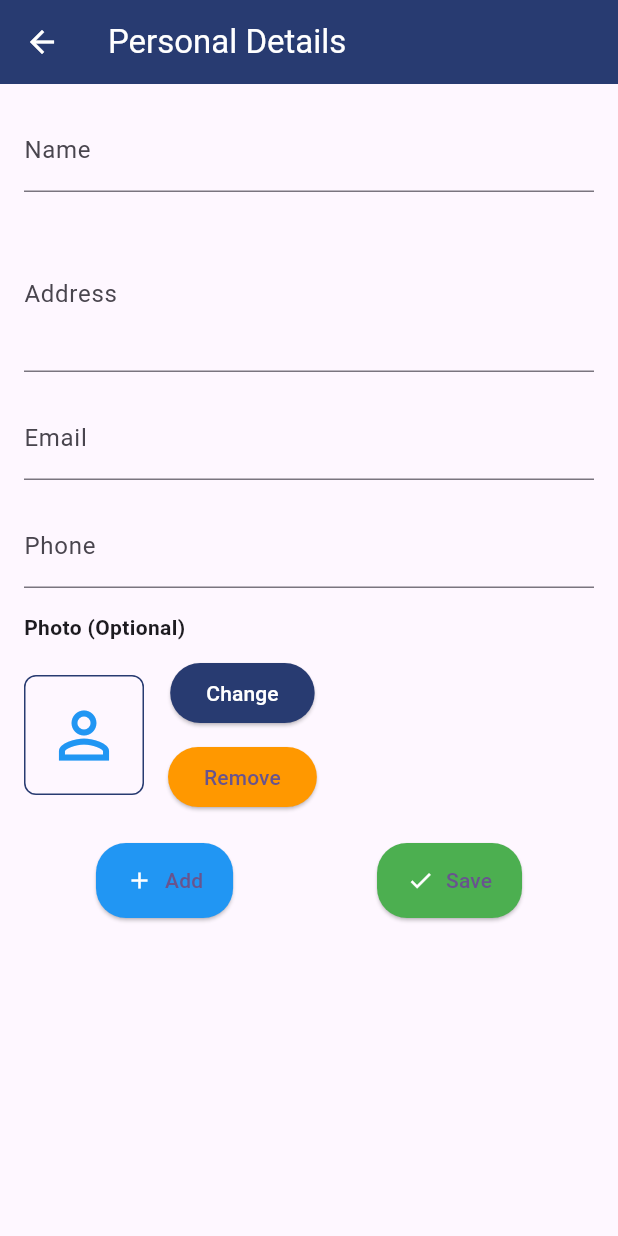
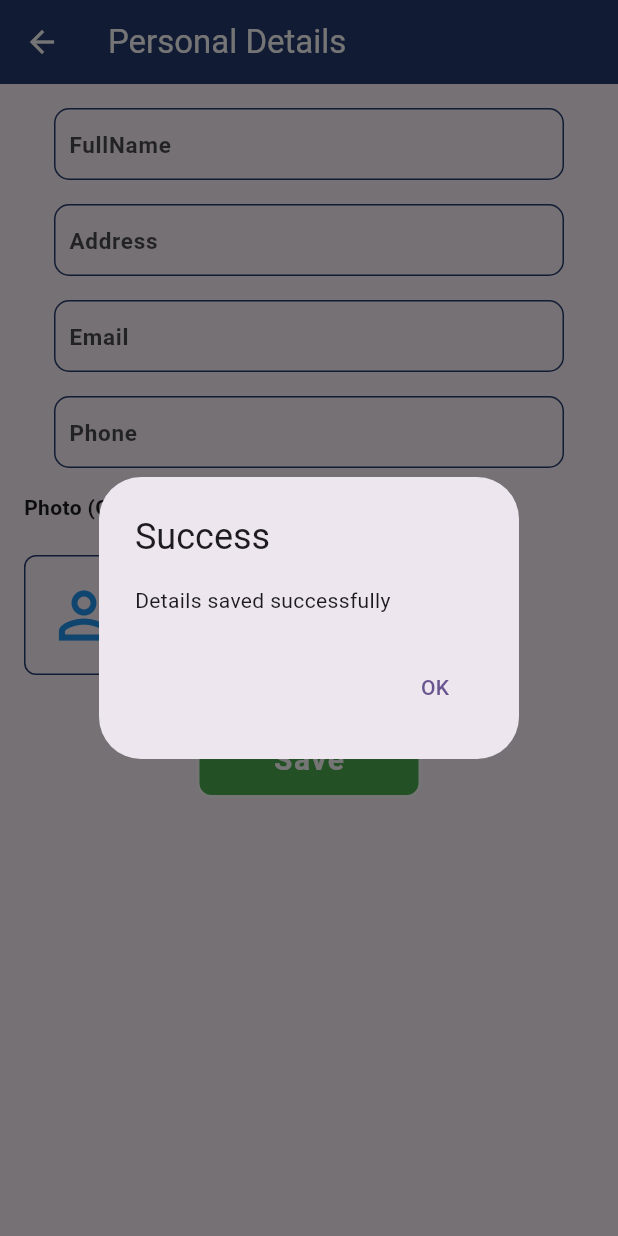
Before and after one commit to Satkar69/resumecraft_flutter, a Flutter app: the PersonalDetail screen opened by its route, after a tap on "Save", on a phone screen of 412 x 824 dp. Run offline on Flutter 3.47's test engine with Material 3 defaults, Android fonts, the phone set to English and light mode, and no system bars; our stand-ins replace dio, shared_preferences, snippet_coder_utils; accounts and stored records are empty.

Commit message:
update :: Personal Detail form validation with formhelper

```diff
--- a/lib/pages/profile_section/personal_detail.dart
+++ b/lib/pages/profile_section/personal_detail.dart
@@ -1,4 +1,5 @@
 import 'package:flutter/material.dart';
+import 'package:snippet_coder_utils/FormHelper.dart';
 import 'package:snippet_coder_utils/hex_color.dart';
 
 class PersonalDetail extends StatefulWidget {
@@ -10,10 +11,12 @@ class PersonalDetail extends StatefulWidget {
 
 class _PersonalDetailState extends State<PersonalDetail> {
   final Color primaryColor = HexColor('#283B71');
-  final TextEditingController _nameController = TextEditingController();
-  final TextEditingController _addressController = TextEditingController();
-  final TextEditingController _emailController = TextEditingController();
-  final TextEditingController _phoneController = TextEditingController();
+  final GlobalKey<FormState> globalFormKey = GlobalKey<FormState>();
+  bool isApicallProcess = false;
+  String? fullname;
+  String? address;
+  String? email;
+  String? phone;
 
   @override
   Widget build(BuildContext context) {
@@ -27,41 +30,101 @@ class _PersonalDetailState extends State<PersonalDetail> {
           onPressed: () => Navigator.of(context).pop(),
         ),
       ),
-      body: SingleChildScrollView(
-        padding: const EdgeInsets.all(16.0),
+      body: _profileDetailUI(context),
+    );
+  }
+
+  Widget _profileDetailUI(BuildContext context) {
+    return SingleChildScrollView(
+      padding: const EdgeInsets.all(16.0),
+      child: Form(
+        key: globalFormKey,
         child: Column(
           crossAxisAlignment: CrossAxisAlignment.start,
           children: [
-            TextField(
-              controller: _nameController,
-              decoration: const InputDecoration(
-                labelText: 'Name',
-                hintText: 'Your Name',
-              ),
+            FormHelper.inputFieldWidget(
+              context,
+              "fullname",
+              "FullName",
+              (onValidateVal) {
+                if (onValidateVal.isEmpty) {
+                  return 'Name cannot be empty';
+                }
+                return null;
+              },
+              (onSavedVal) {
+                fullname = onSavedVal;
+              },
+              initialValue: "",
+              borderFocusColor: primaryColor,
+              borderColor: primaryColor,
+              textColor: Colors.black,
+              hintColor: Colors.black.withOpacity(0.7),
+              borderRadius: 10,
             ),
             const SizedBox(height: 16),
-            TextField(
-              controller: _addressController,
-              decoration: const InputDecoration(
-                labelText: 'Address',
-              ),
-              maxLines: 3,
+            FormHelper.inputFieldWidget(
+              context,
+              "address",
+              "Address",
+              (onValidateVal) {
+                if (onValidateVal.isEmpty) {
+                  return 'Address cannot be empty';
+                }
+                return null;
+              },
+              (onSavedVal) {
+                address = onSavedVal;
+              },
+              initialValue: "",
+              maxLength: 3,
+              borderFocusColor: primaryColor,
+              borderColor: primaryColor,
+              textColor: Colors.black,
+              hintColor: Colors.black.withOpacity(0.7),
+              borderRadius: 10,
             ),
             const SizedBox(height: 16),
-            TextField(
-              controller: _emailController,
-              decoration: const InputDecoration(
-                labelText: 'Email',
-                hintText: 'myresume@gmail.com',
-              ),
+            FormHelper.inputFieldWidget(
+              context,
+              "email",
+              "Email",
+              (onValidateVal) {
+                if (onValidateVal.isEmpty) {
+                  return 'Email cannot be empty';
+                }
+                return null;
+              },
+              (onSavedVal) {
+                email = onSavedVal;
+              },
+              initialValue: "",
+              borderFocusColor: primaryColor,
+              borderColor: primaryColor,
+              textColor: Colors.black,
+              hintColor: Colors.black.withOpacity(0.7),
+              borderRadius: 10,
             ),
             const SizedBox(height: 16),
-            TextField(
-              controller: _phoneController,
-              decoration: const InputDecoration(
-                labelText: 'Phone',
-                hintText: '9876543210',
-              ),
+            FormHelper.inputFieldWidget(
+              context,
+              "phone",
+              "Phone",
+              (onValidateVal) {
+                if (onValidateVal.isEmpty) {
+                  return 'Phone number cannot be empty';
+                }
+                return null;
+              },
+              (onSavedVal) {
+                phone = onSavedVal;
+              },
+              initialValue: "",
+              borderFocusColor: primaryColor,
+              borderColor: primaryColor,
+              textColor: Colors.black,
+              hintColor: Colors.black.withOpacity(0.7),
+              borderRadius: 10,
             ),
             const SizedBox(height: 16),
             const Text(
@@ -122,44 +185,50 @@ class _PersonalDetailState extends State<PersonalDetail> {
               ],
             ),
             const SizedBox(height: 20),
-            Row(
-              mainAxisAlignment: MainAxisAlignment.spaceAround,
-              children: [
-                ElevatedButton.icon(
-                  onPressed: () {
-                    // Handle Add action
-                  },
-                  icon: const Icon(Icons.add, color: Colors.white),
-                  label: const Text('Add'),
-                  style: ElevatedButton.styleFrom(
-                    backgroundColor: Colors.blue,
-                    padding: const EdgeInsets.symmetric(
-                        horizontal: 20, vertical: 15),
-                    shape: RoundedRectangleBorder(
-                      borderRadius: BorderRadius.circular(20),
-                    ),
-                  ),
-                ),
-                ElevatedButton.icon(
-                  onPressed: () {
-                    // Handle Save action
-                  },
-                  icon: const Icon(Icons.check, color: Colors.white),
-                  label: const Text('Save'),
-                  style: ElevatedButton.styleFrom(
-                    backgroundColor: Colors.green,
-                    padding: const EdgeInsets.symmetric(
-                        horizontal: 20, vertical: 15),
-                    shape: RoundedRectangleBorder(
-                      borderRadius: BorderRadius.circular(20),
-                    ),
-                  ),
-                ),
-              ],
+            Center(
+              child: FormHelper.submitButton(
+                "Save",
+                () async {
+                  if (validateAndSave()) {
+                    setState(() {
+                      isApicallProcess = true;
+                    });
+
+                    // Implement save logic here (e.g., API call)
+
+                    setState(() {
+                      isApicallProcess = false;
+                    });
+
+                    // Example of handling a successful save
+                    FormHelper.showSimpleAlertDialog(
+                      context,
+                      "Success",
+                      "Details saved successfully",
+                      "OK",
+                      () => Navigator.pop(context),
+                    );
+                  }
+                },
+                btnColor: Colors.green,
+                borderColor: Colors.white,
+                txtColor: Colors.white,
+                borderRadius: 10,
+              ),
             ),
           ],
         ),
       ),
     );
   }
+
+  bool validateAndSave() {
+    final form = globalFormKey.currentState;
+    if (form!.validate()) {
+      form.save();
+      return true;
+    } else {
+      return false;
+    }
+  }
 }
```
